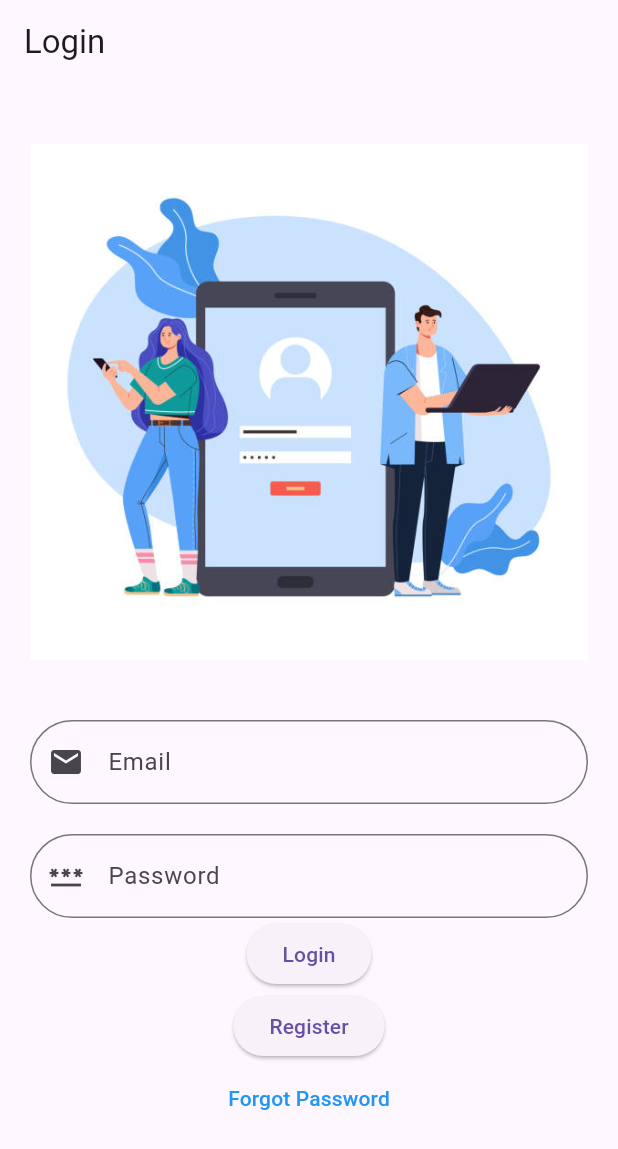
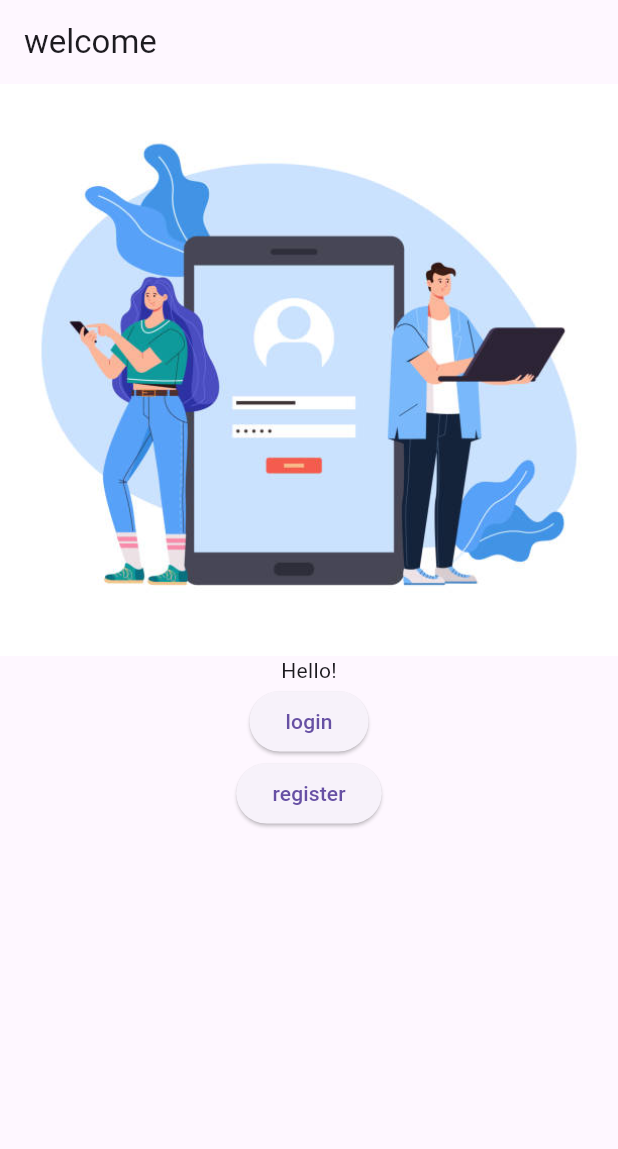
Before and after one commit to loydcardozo/medapp, a Flutter app: the screen it shows after launch, on a phone screen of 412 x 824 dp. Shown: the top 1149 px of the screen. Run offline on Flutter 3.47's test engine with Material 3 defaults, Android fonts, the phone set to English and light mode, and no system bars; our stand-ins replace device_info_plus, intro_slider, shared_preferences.

Commit message:
added some pages and changes in the main file

```diff
--- a/lib/main.dart
+++ b/lib/main.dart
@@ -1,13 +1,14 @@
 import 'package:flutter/material.dart';
-// import 'package:medapp/sidebar.dart';
+import 'package:medapp/pages/StartingPage.dart';
+import 'package:medapp/sidebar.dart';
 // import 'package:medapp/pages/homepage.dart';
 import 'package:medapp/pages/onboarding_screen.dart';
 import 'package:shared_preferences/shared_preferences.dart';
 import 'package:device_info_plus/device_info_plus.dart';
-import 'package:medapp/pages/loginpage.dart';
+// import 'package:medapp/pages/loginpage.dart';
 
 void main() {
-  runApp(const MyApp());
+  runApp(MyApp());
 }
 
 class MyApp extends StatelessWidget{
@@ -16,11 +17,11 @@ const MyApp({Key? key}) : super(key: key);
 @override
 Widget build(BuildContext context) {
   return MaterialApp(
-    // child: Scaffold(
-    // drawer: sidemenu(),
      debugShowCheckedModeBanner: false,
       theme: ThemeData(brightness: Brightness.light),
-    home:  FutureBuilder<bool>(
+    home: Scaffold(
+      drawer: Sidemenu(),
+    body: FutureBuilder<bool>(
      future: shouldShowOnboarding(getInstallationId),
      builder: (context, snapshot) {
       if (snapshot.connectionState == ConnectionState.waiting) {
@@ -28,11 +29,11 @@ Widget build(BuildContext context) {
       } else if (snapshot.data == true) {
         return OnboardingScreen();
       } else {
-        return LoginPage();
+        return StartPage();
       }
      }
     )
-    // ),
+    ),
   );
 }
 }
--- /dev/null
+++ b/lib/pages/StartingPage.dart
@@ -0,0 +1,36 @@
+import 'package:flutter/material.dart';
+import 'package:medapp/pages/loginpage.dart';
+import 'package:medapp/pages/registrationpage.dart';
+
+class StartPage extends StatelessWidget{
+  const StartPage({Key? key}) : super(key: key);
+
+  @override
+  Widget build(BuildContext context){
+    return Scaffold(
+      appBar: AppBar(
+        title: Text('welcome'),
+      ),
+      body: SingleChildScrollView(
+        child: Column(
+          children: [
+            Image.asset('assets/images/login.jpg'),
+            Text('Hello!'),
+            ElevatedButton(
+              onPressed: () {
+              Navigator.push(context, MaterialPageRoute(builder: (context) => LoginPage()));
+            },
+            child: Text('login')
+            ),
+            ElevatedButton(
+              onPressed: () {
+                Navigator.push(context, MaterialPageRoute(builder: (context) => RegisterPage()));
+              },
+              child: Text('register')
+              )
+          ]
+          ),
+      ),
+    );
+  }
+}
--- a/lib/pages/conversation_list.dart
+++ b/lib/pages/conversation_list.dart
@@ -11,8 +11,7 @@ const ConvoPage({Key? key}) : super(key: key);
         title: Text("chats"),
       ),
       body: SingleChildScrollView(
-        child:
-          ElevatedButton(
+        child: ElevatedButton(
             child: Text('chat'),
             onPressed: () {
               Navigator.push(context, MaterialPageRoute(builder: (context) => ChatsPage()));
--- a/lib/pages/loginpage.dart
+++ b/lib/pages/loginpage.dart
@@ -1,4 +1,5 @@
 import 'package:flutter/material.dart';
+import 'package:medapp/pages/forgot_password1.dart';
 import 'package:medapp/pages/homepage.dart';
 import 'package:medapp/pages/registrationpage.dart';
 
@@ -17,7 +18,6 @@ class _LoginPageState extends State<LoginPage> {
         child: Padding(
           padding:EdgeInsets.all(20),
           child: Column(
-            // AssetImage('assets/images/login.png'),
             mainAxisAlignment: MainAxisAlignment.center,
             children: [
               Padding(padding:EdgeInsets.all(10)),
@@ -64,7 +64,7 @@ class _LoginPageState extends State<LoginPage> {
                 ),
                 child: Text('Forgot Password'),
                 onPressed: () {
-
+                  Navigator.push(context,MaterialPageRoute(builder: (context) => ForgotPassPage()));
                 },
               )
             ]
```
Also changed, not shown: lib/pages/forgot_password1.dart (added, +44 -0 lines), lib/pages/homepage.dart (+0 -25 lines), lib/pages/new_password.dart (added, +52 -0 lines), lib/pages/profilepage.dart (+49 -16 lines), lib/pages/registrationpage.dart (+15 -1 lines), lib/pages/verification.dart (added, +26 -0 lines), lib/sidebar.dart (+30 -1 lines), assets/images/login2.png (added), assets/images/starting.jpg (added).
